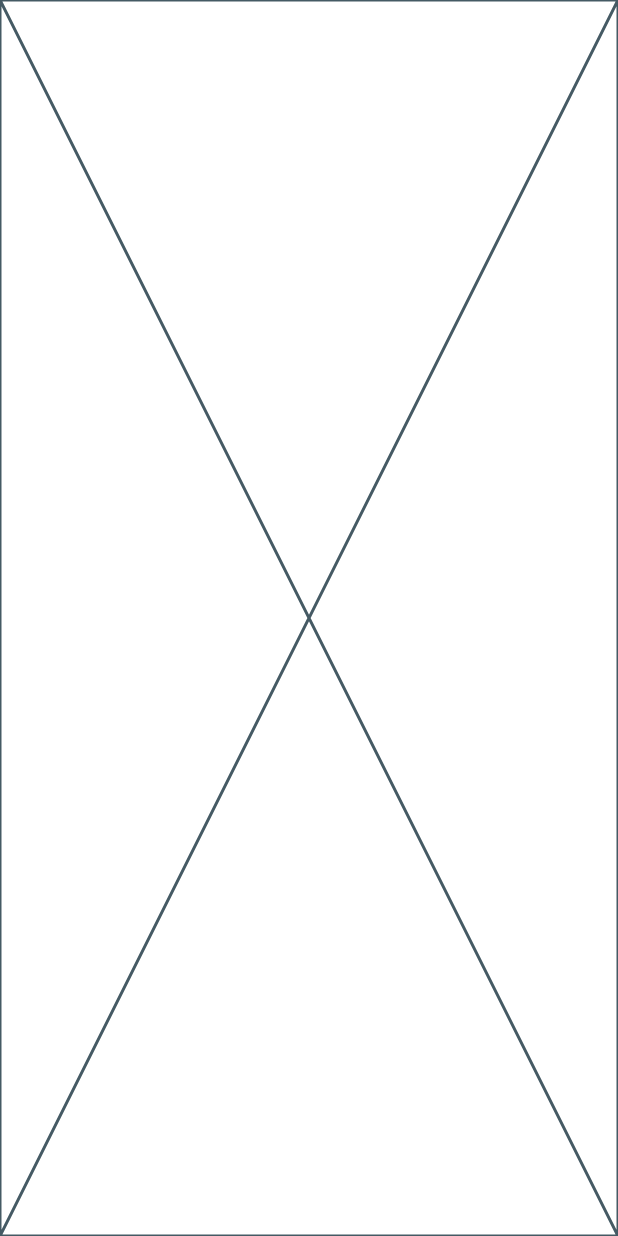
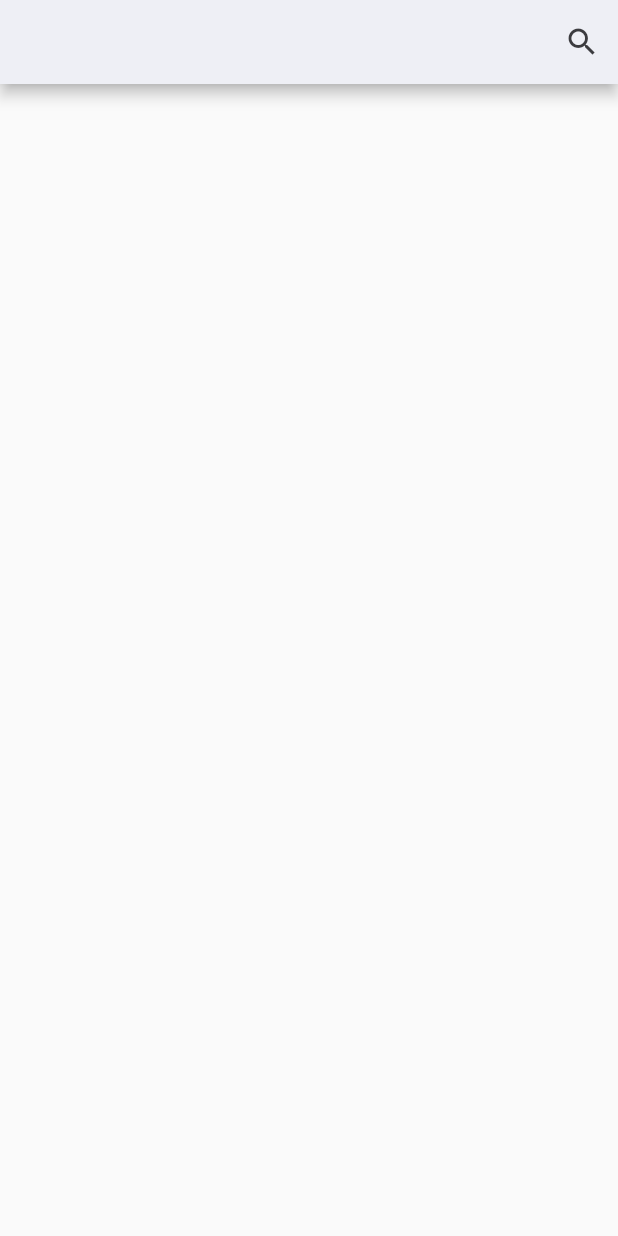
Before and after one commit to Ridoy-paul/flutter-development-course-assignments-and-live-test, a Flutter app: the screen it shows after launch, on a phone screen of 412 x 824 dp. Run offline on Flutter 3.47's test engine with Material 2 defaults, Android fonts, the phone set to English and light mode, and no system bars.

Commit message:
module 10 assignment Updated.

```diff
--- /dev/null
+++ b/lib/homeScreen.dart
@@ -0,0 +1,28 @@
+import 'package:flutter/material.dart';
+import 'constants/colors.dart';
+
+class HomeScreen extends StatefulWidget {
+  const HomeScreen({super.key});
+
+  @override
+  State<HomeScreen> createState() => _HomeScreenState();
+}
+
+class _HomeScreenState extends State<HomeScreen> {
+  @override
+  Widget build(BuildContext context) {
+    return Scaffold(
+      appBar: AppBar(
+        elevation: 4,
+        backgroundColor: tdBgColor,
+        actions: [
+          IconButton(
+            onPressed: () {},
+            icon: Icon(Icons.search),
+            color: tdBgBlack,
+          )
+        ],
+      ),
+    );
+  }
+}
--- a/lib/main.dart
+++ b/lib/main.dart
@@ -1,4 +1,5 @@
 import 'package:flutter/material.dart';
+import 'homeScreen.dart';
 
 void main() => runApp(const ToDoApp());
 
@@ -7,6 +8,9 @@ class ToDoApp extends StatelessWidget {
 
   @override
   Widget build(BuildContext context) {
-    return const Placeholder();
+    return const MaterialApp(
+      debugShowCheckedModeBanner: false,
+      home: HomeScreen(),
+    );
   }
 }
```
